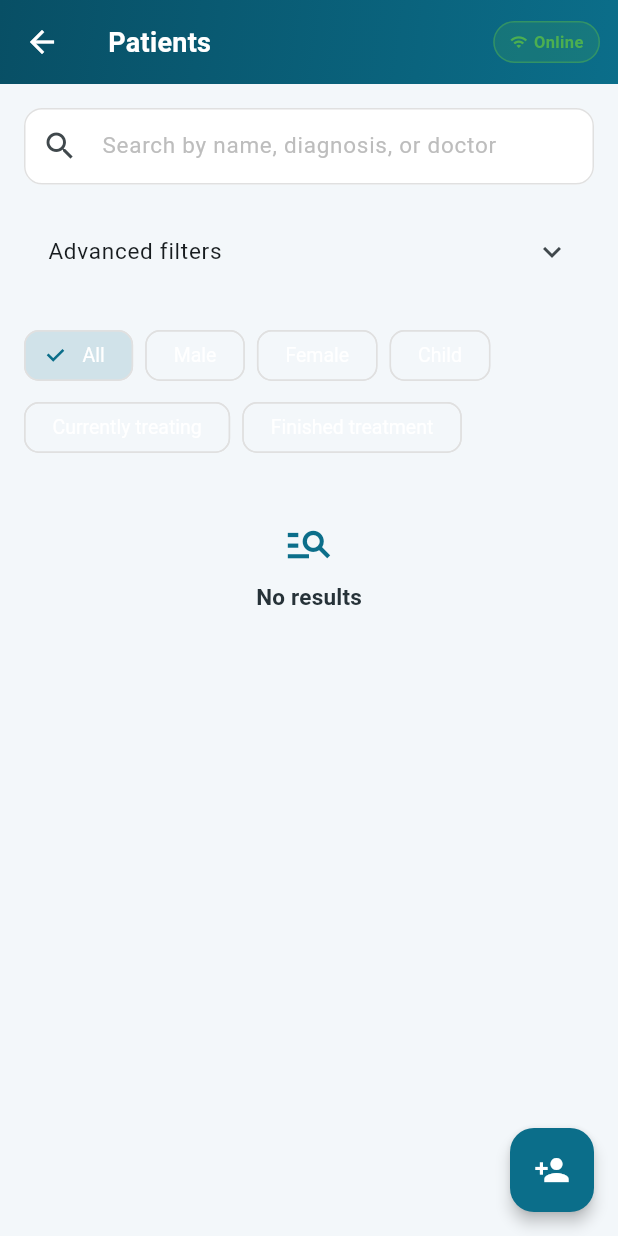
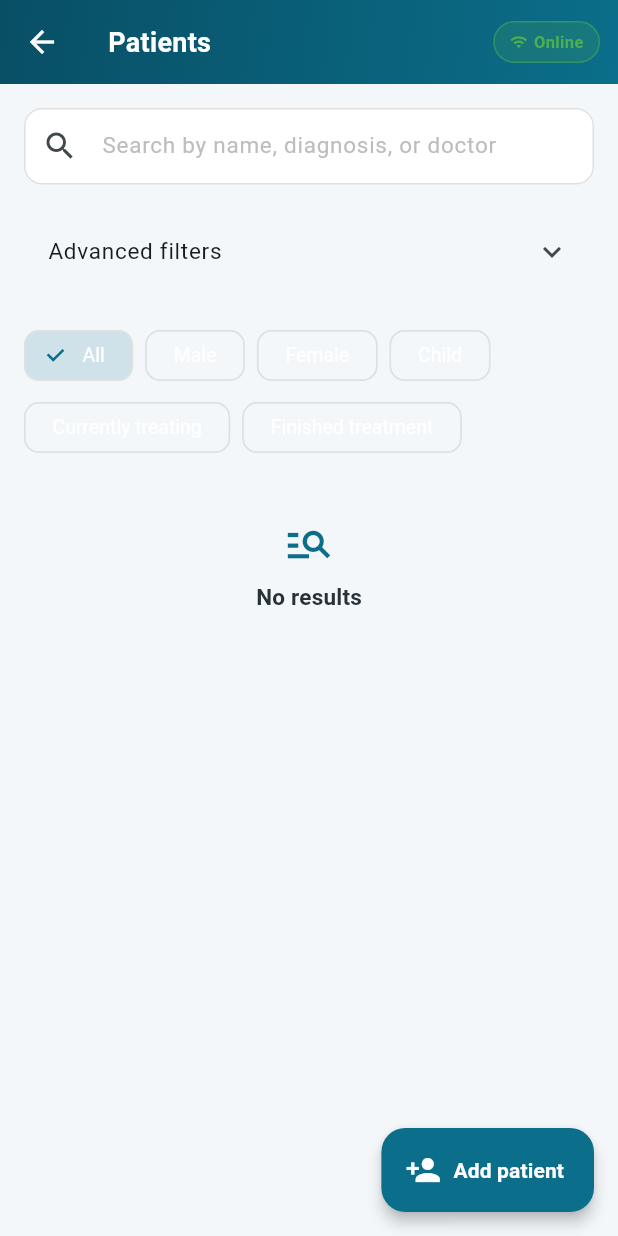
Before and after one commit to bouhenni1982/physio_manager, a Flutter app: the PatientsScreen screen opened by its route, on a phone screen of 412 x 824 dp. Run offline on Flutter 3.47's test engine with Material 3 defaults, Android fonts, the phone set to English and light mode, and no system bars; our stand-ins replace flutter_local_notifications, flutter_riverpod, flutter_timezone, image_picker, shared_preferences, sqflite and 2 more; accounts and stored records are empty.

Commit message:
Improve accessibility for patient form and add-patient action

```diff
--- a/lib/features/patients/presentation/patients_screen.dart
+++ b/lib/features/patients/presentation/patients_screen.dart
@@ -389,9 +389,16 @@ class _PatientsScreenState extends ConsumerState<PatientsScreen> {
         loading: () => const Center(child: CircularProgressIndicator()),
         error: (e, _) => Center(child: Text(l10n.loadPatientsFailed)),
       ),
-      floatingActionButton: FloatingActionButton(
-        onPressed: () => Navigator.pushNamed(context, PatientFormScreen.routeName),
-        child: const Icon(Icons.person_add),
+      floatingActionButton: Semantics(
+        button: true,
+        label: l10n.patientFormTitleAdd,
+        child: FloatingActionButton.extended(
+          tooltip: l10n.patientFormTitleAdd,
+          onPressed: () =>
+              Navigator.pushNamed(context, PatientFormScreen.routeName),
+          icon: const Icon(Icons.person_add),
+          label: Text(l10n.patientFormTitleAdd),
+        ),
       ),
     );
   }
```
Also changed, not shown: lib/features/patients/presentation/patient_form_screen.dart (+19 -2 lines).
